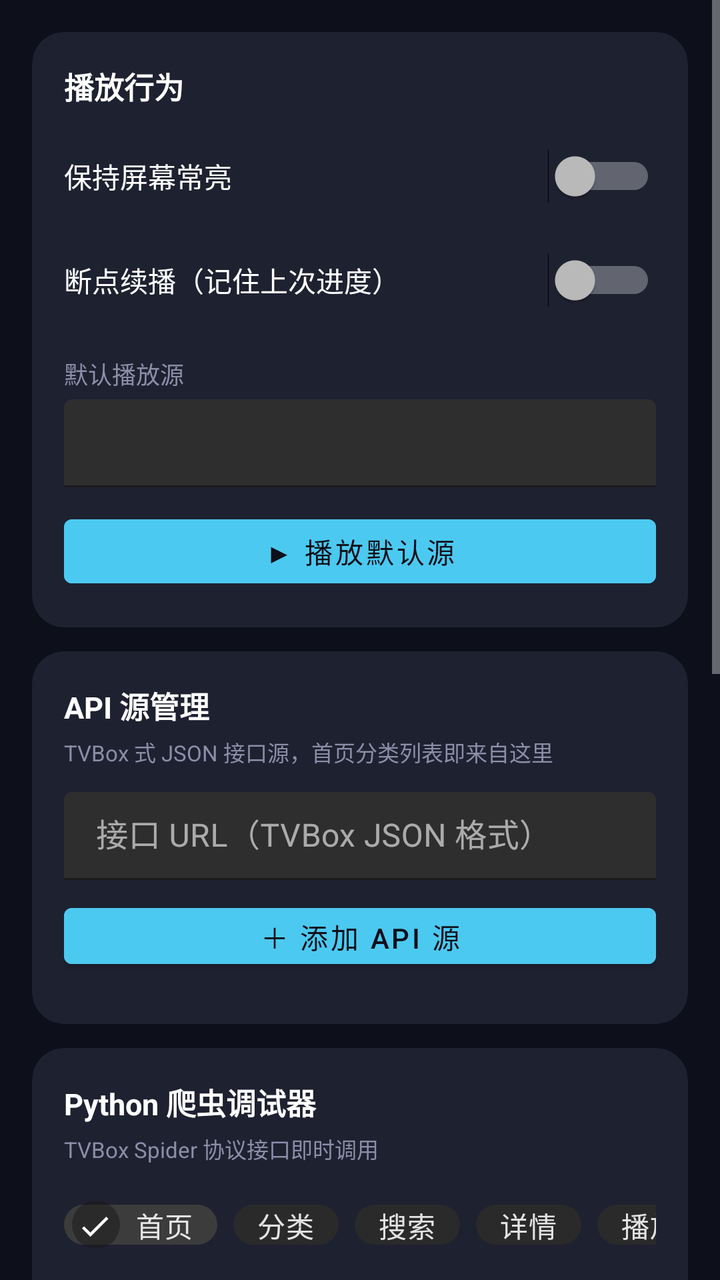
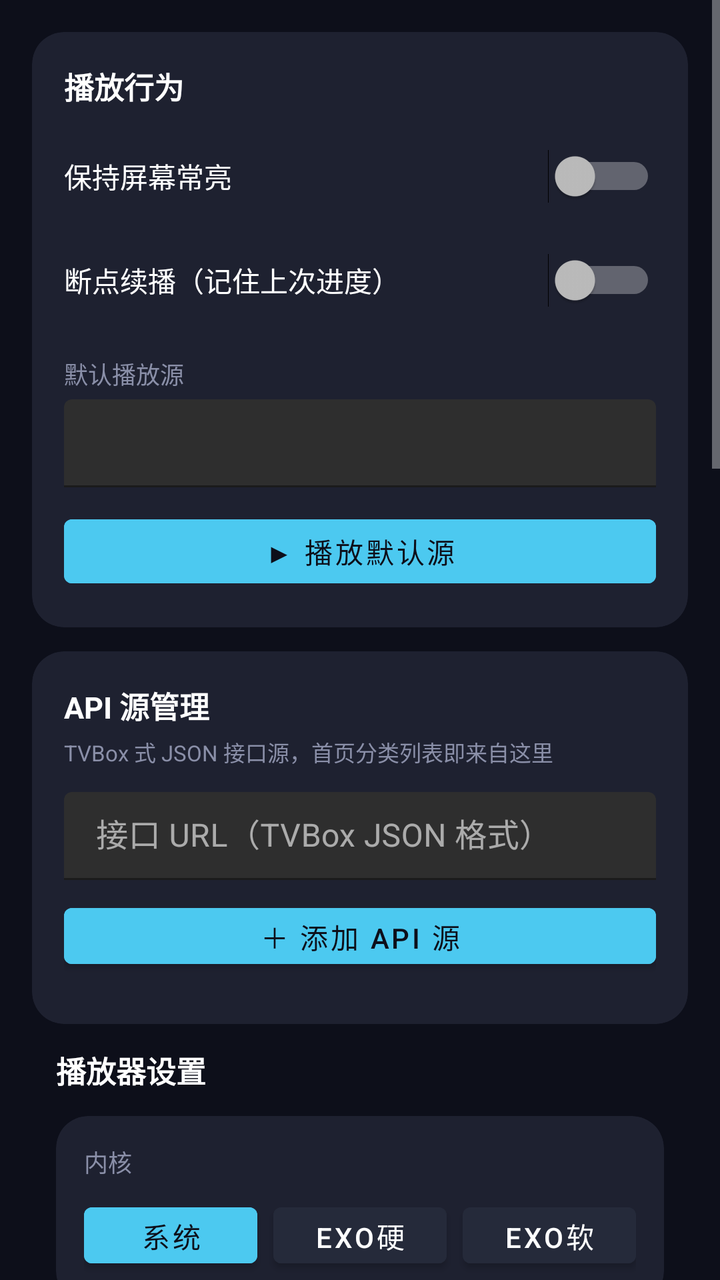

The first picture is an Android layout as it rendered before a commit; the second is the same layout after the commit. The layout source and the unified diff follow.
<!-- AndroidManifest.xml: application theme Theme.PymediaBox -->
<!-- res/layout/fragment_settings.xml -->
<?xml version="1.0" encoding="utf-8"?>
<ScrollView xmlns:android="http://schemas.android.com/apk/res/android"
    xmlns:app="http://schemas.android.com/apk/res-auto"
    android:layout_width="match_parent"
    android:layout_height="match_parent"
    android:fillViewport="true">

    <LinearLayout
        android:layout_width="match_parent"
        android:layout_height="wrap_content"
        android:orientation="vertical"
        android:padding="16dp">

        
        <com.google.android.material.card.MaterialCardView
            android:layout_width="match_parent"
            android:layout_height="wrap_content"
            app:cardBackgroundColor="@color/card_bg"
            app:cardCornerRadius="16dp"
            app:cardElevation="0dp">

            <LinearLayout
                android:layout_width="match_parent"
                android:layout_height="wrap_content"
                android:orientation="vertical"
                android:padding="16dp">

                <TextView
                    android:layout_width="match_parent"
                    android:layout_height="wrap_content"
                    android:text="播放行为"
                    android:textColor="@color/white"
                    android:textSize="15sp"
                    android:textStyle="bold" />

                <Switch
                    android:id="@+id/switch_keep_screen"
                    android:layout_width="match_parent"
                    android:layout_height="52dp"
                    android:layout_marginTop="8dp"
                    android:paddingStart="0dp"
                    android:text="保持屏幕常亮"
                    android:textColor="@color/white" />

                <Switch
                    android:id="@+id/switch_resume"
                    android:layout_width="match_parent"
                    android:layout_height="52dp"
                    android:text="断点续播（记住上次进度）"
                    android:textColor="@color/white" />

                <TextView
                    android:layout_width="match_parent"
                    android:layout_height="wrap_content"
                    android:layout_marginTop="12dp"
                    android:text="默认播放源"
                    android:textColor="@color/text_secondary"
                    android:textSize="12sp" />

                <com.google.android.material.textfield.TextInputLayout
                    android:layout_width="match_parent"
                    android:layout_height="wrap_content"
                    android:layout_marginTop="4dp"
                    app:boxStrokeColor="@color/accent">

                    <com.google.android.material.textfield.TextInputEditText
                        android:id="@+id/et_default_url"
                        android:layout_width="match_parent"
                        android:layout_height="44dp"
                        android:inputType="textUri"
                        android:singleLine="true"
                        android:textColor="@color/white"
                        android:textColorHint="@color/text_secondary" />
                </com.google.android.material.textfield.TextInputLayout>

                <com.google.android.material.button.MaterialButton
                    android:id="@+id/btn_play_default"
                    android:layout_width="match_parent"
                    android:layout_height="44dp"
                    android:layout_marginTop="10dp"
                    android:text="▶ 播放默认源"
                    android:backgroundTint="@color/accent"
                    android:textColor="@color/black" />
            </LinearLayout>
        </com.google.android.material.card.MaterialCardView>

        
        <com.google.android.material.card.MaterialCardView
            android:layout_width="match_parent"
            android:layout_height="wrap_content"
            android:layout_marginTop="12dp"
            app:cardBackgroundColor="@color/card_bg"
            app:cardCornerRadius="16dp"
            app:cardElevation="0dp">

            <LinearLayout
                android:layout_width="match_parent"
                android:layout_height="wrap_content"
                android:orientation="vertical"
                android:padding="16dp">

                <TextView
                    android:layout_width="match_parent"
                    android:layout_height="wrap_content"
                    android:text="API 源管理"
                    android:textColor="@color/white"
                    android:textSize="15sp"
                    android:textStyle="bold" />

                <TextView
                    android:layout_width="match_parent"
                    android:layout_height="wrap_content"
                    android:layout_marginTop="4dp"
                    android:text="TVBox 式 JSON 接口源，首页分类列表即来自这里"
                    android:textColor="@color/text_secondary"
                    android:textSize="11sp" />

                <com.google.android.material.textfield.TextInputLayout
                    android:layout_width="match_parent"
                    android:layout_height="wrap_content"
                    android:layout_marginTop="12dp"
                    android:hint="@string/label_src_hint"
                    app:boxStrokeColor="@color/accent">

                    <com.google.android.material.textfield.TextInputEditText
                        android:id="@+id/et_new_source_url"
                        android:layout_width="match_parent"
                        android:layout_height="44dp"
                        android:inputType="textUri"
                        android:singleLine="true"
                        android:textColor="@color/white"
                        android:textColorHint="@color/text_secondary" />
                </com.google.android.material.textfield.TextInputLayout>

                <com.google.android.material.button.MaterialButton
                    android:id="@+id/btn_add_source"
                    android:layout_width="match_parent"
                    android:layout_height="40dp"
                    android:layout_marginTop="8dp"
                    android:text="＋ 添加 API 源"
                    android:backgroundTint="@color/accent"
                    android:textColor="@color/black" />

                <androidx.recyclerview.widget.RecyclerView
                    android:id="@+id/recycler_sources"
                    android:layout_width="match_parent"
                    android:layout_height="wrap_content"
                    android:layout_marginTop="8dp" />
            </LinearLayout>
        </com.google.android.material.card.MaterialCardView>

        
        <com.google.android.material.card.MaterialCardView
            android:layout_width="match_parent"
            android:layout_height="wrap_content"
            android:layout_marginTop="12dp"
            app:cardBackgroundColor="@color/card_bg"
            app:cardCornerRadius="16dp"
            app:cardElevation="0dp">

            <LinearLayout
                android:layout_width="match_parent"
                android:layout_height="wrap_content"
                android:orientation="vertical"
                android:padding="16dp">

                <TextView
                    android:layout_width="match_parent"
                    android:layout_height="wrap_content"
                    android:text="Python 爬虫调试器"
                    android:textColor="@color/white"
                    android:textSize="15sp"
                    android:textStyle="bold" />

                <TextView
                    android:layout_width="match_parent"
                    android:layout_height="wrap_content"
                    android:layout_marginTop="4dp"
                    android:text="TVBox Spider 协议接口即时调用"
                    android:textColor="@color/text_secondary"
                    android:textSize="11sp" />

                <com.google.android.material.chip.ChipGroup
                    android:id="@+id/chip_methods"
                    android:layout_width="match_parent"
                    android:layout_height="wrap_content"
                    android:layout_marginTop="12dp"
                    app:singleLine="true">

                    <com.google.android.material.chip.Chip
                        android:id="@+id/chip_home"
                        android:layout_width="wrap_content"
                        android:layout_height="36dp"
                        android:checkable="true"
                        android:checked="true"
                        android:text="首页" />

                    <com.google.android.material.chip.Chip
                        android:id="@+id/chip_category"
                        android:layout_width="wrap_content"
                        android:layout_height="36dp"
                        android:checkable="true"
                        android:text="分类" />

                    <com.google.android.material.chip.Chip
                        android:id="@+id/chip_search"
                        android:layout_width="wrap_content"
                        android:layout_height="36dp"
                        android:checkable="true"
                        android:text="搜索" />

                    <com.google.android.material.chip.Chip
                        android:id="@+id/chip_detail"
                        android:layout_width="wrap_content"
                        android:layout_height="36dp"
                        android:checkable="true"
                        android:text="详情" />

                    <com.google.android.material.chip.Chip
                        android:id="@+id/chip_player"
                        android:layout_width="wrap_content"
                        android:layout_height="36dp"
                        android:checkable="true"
                        android:text="播放器" />
                </com.google.android.material.chip.ChipGroup>

                <LinearLayout
                    android:layout_width="match_parent"
                    android:layout_height="wrap_content"
                    android:layout_marginTop="10dp"
                    android:orientation="horizontal">

                    <com.google.android.material.textfield.TextInputLayout
                        android:layout_width="0dp"
                        android:layout_height="44dp"
                        android:layout_weight="1"
                        android:hint="参数（分类号 / 关键词 / ID）"
                        app:boxStrokeColor="@color/accent">

                        <com.google.android.material.textfield.TextInputEditText
                            android:id="@+id/et_param"
                            android:layout_width="match_parent"
                            android:layout_height="44dp"
                            android:inputType="text"
                            android:singleLine="true"
                            android:textColor="@color/white"
                            android:textColorHint="@color/text_secondary" />
                    </com.google.android.material.textfield.TextInputLayout>

                    <com.google.android.material.button.MaterialButton
                        android:id="@+id/btn_run"
                        android:layout_width="80dp"
                        android:layout_height="44dp"
                        android:layout_marginStart="8dp"
                        android:text="运行"
                        android:backgroundTint="@color/accent"
                        android:textColor="@color/black" />
                </LinearLayout>

                <TextView
                    android:layout_width="match_parent"
                    android:layout_height="wrap_content"
                    android:layout_marginTop="12dp"
                    android:text="响应结果"
                    android:textColor="@color/text_secondary"
                    android:textSize="11sp" />

                <TextView
                    android:id="@+id/tv_result"
                    android:layout_width="match_parent"
                    android:layout_height="wrap_content"
                    android:layout_marginTop="6dp"
                    android:background="@color/black"
                    android:fontFamily="monospace"
                    android:maxLines="8"
                    android:padding="10dp"
                    android:text="选择接口并点击「运行」查看响应"
                    android:textColor="@color/text_secondary"
                    android:textSize="11sp" />
            </LinearLayout>
        </com.google.android.material.card.MaterialCardView>

        
        <com.google.android.material.card.MaterialCardView
            android:layout_width="match_parent"
            android:layout_height="wrap_content"
            android:layout_marginTop="12dp"
            app:cardBackgroundColor="@color/card_bg"
            app:cardCornerRadius="16dp"
            app:cardElevation="0dp">

            <LinearLayout
                android:layout_width="match_parent"
                android:layout_height="wrap_content"
                android:orientation="vertical"
                android:padding="16dp">

                <TextView
                    android:layout_width="match_parent"
                    android:layout_height="wrap_content"
                    android:text="本地媒体"
                    android:textColor="@color/white"
                    android:textSize="15sp"
                    android:textStyle="bold" />

                <com.google.android.material.button.MaterialButton
                    android:id="@+id/btn_scan_local"
                    android:layout_width="match_parent"
                    android:layout_height="44dp"
                    android:layout_marginTop="12dp"
                    android:text="📂 扫描本地视频"
                    android:backgroundTint="@color/black"
                    android:textColor="@color/white" />

                <TextView
                    android:layout_width="match_parent"
                    android:layout_height="wrap_content"
                    android:layout_marginTop="8dp"
                    android:text="视频请放到 /sdcard/Android/data/com.pymediabox.app/files/Movies"
                    android:textColor="@color/text_secondary"
                    android:textSize="11sp" />
            </LinearLayout>
        </com.google.android.material.card.MaterialCardView>

        
        <com.google.android.material.card.MaterialCardView
            android:layout_width="match_parent"
            android:layout_height="wrap_content"
            android:layout_marginTop="12dp"
            app:cardBackgroundColor="@color/card_bg"
            app:cardCornerRadius="16dp"
            app:cardElevation="0dp">

            <LinearLayout
                android:layout_width="match_parent"
                android:layout_height="wrap_content"
                android:orientation="vertical"
                android:padding="16dp">

                <TextView
                    android:layout_width="match_parent"
                    android:layout_height="wrap_content"
                    android:text="数据管理"
                    android:textColor="@color/white"
                    android:textSize="15sp"
                    android:textStyle="bold" />

                <com.google.android.material.button.MaterialButton
                    android:id="@+id/btn_clear_history"
                    android:layout_width="match_parent"
                    android:layout_height="44dp"
                    android:layout_marginTop="12dp"
                    android:text="清除播放历史 / 收藏 / 断点"
                    android:backgroundTint="@color/black"
                    android:textColor="#FF6B6B" />
            </LinearLayout>
        </com.google.android.material.card.MaterialCardView>

        
        <com.google.android.material.card.MaterialCardView
            android:layout_width="match_parent"
            android:layout_height="wrap_content"
            android:layout_marginTop="12dp"
            android:layout_marginBottom="16dp"
            app:cardBackgroundColor="@color/card_bg"
            app:cardCornerRadius="16dp"
            app:cardElevation="0dp">

            <LinearLayout
                android:layout_width="match_parent"
                android:layout_height="wrap_content"
                android:orientation="vertical"
                android:padding="16dp">

                <TextView
                    android:layout_width="match_parent"
                    android:layout_height="wrap_content"
                    android:text="@string/lbl_about"
                    android:textColor="@color/white"
                    android:textSize="15sp"
                    android:textStyle="bold" />

                <TextView
                    android:layout_width="match_parent"
                    android:layout_height="wrap_content"
                    android:layout_marginTop="8dp"
                    android:text="@string/about_body"
                    android:textColor="@color/text_secondary"
                    android:textSize="12sp" />

                <TextView
                    android:id="@+id/tv_settings_version"
                    android:layout_width="match_parent"
                    android:layout_height="wrap_content"
                    android:layout_marginTop="8dp"
                    android:textColor="@color/text_secondary"
                    android:textSize="11sp" />
            </LinearLayout>
        </com.google.android.material.card.MaterialCardView>
    </LinearLayout>
</ScrollView>
<!-- resources referenced by this layout -->
<resources>
  <color name="accent">#FF4CC9F0</color>
  <color name="black">#FF0D0F1A</color>
  <color name="card_bg">#FF1E2130</color>
  <color name="text_secondary">#FF8A8FA8</color>
  <color name="white">#FFFFFFFF</color>
  <string name="about_body">PyMediaBox：参照 TVBoxOS + Chaquopy 设计，\n支持 Python 爬虫解析源与影音播放。</string>
  <string name="label_src_hint">接口 URL（TVBox JSON 格式）</string>
  <string name="lbl_about">关于</string>
  <style name="Theme.PymediaBox" parent="Theme.MaterialComponents.NoActionBar">
          <item name="colorPrimary">@color/primary</item>
          <item name="colorSecondary">@color/accent</item>
          <item name="colorAccent">@color/accent</item>
          <item name="android:windowBackground">@color/black</item>
          <item name="android:statusBarColor">@color/black</item>
          <item name="android:navigationBarColor">@color/black</item>
      </style>
  <color name="primary">#FF1A1A2E</color>
</resources>

<!-- the commit's change to res/layout/fragment_settings.xml (unified diff, before → after) -->
@@ -150,6 +150,13 @@
         </com.google.android.material.card.MaterialCardView>
 
         
+        <include
+            android:id="@+id/include_player_config"
+            layout="@layout/card_player_config"
+            android:layout_width="match_parent"
+            android:layout_height="wrap_content" />
+
+        
         <com.google.android.material.card.MaterialCardView
             android:layout_width="match_parent"
             android:layout_height="wrap_content"
@@ -399,3 +406,284 @@
         </com.google.android.material.card.MaterialCardView>
     </LinearLayout>
 </ScrollView>
+<!-- res/layout/card_player_config.xml (included above) -->
+<?xml version="1.0" encoding="utf-8"?>
+<LinearLayout xmlns:android="http://schemas.android.com/apk/res/android"
+    xmlns:app="http://schemas.android.com/apk/res-auto"
+    android:layout_width="match_parent"
+    android:layout_height="wrap_content"
+    android:orientation="vertical">
+
+    <TextView
+        android:layout_width="match_parent"
+        android:layout_height="wrap_content"
+        android:layout_margin="12dp"
+        android:layout_marginTop="0dp"
+        android:text="播放器设置"
+        android:textColor="@color/white"
+        android:textSize="15sp"
+        android:textStyle="bold" />
+
+    
+    <com.google.android.material.card.MaterialCardView
+        android:layout_width="match_parent"
+        android:layout_height="wrap_content"
+        android:layout_marginStart="12dp"
+        android:layout_marginEnd="12dp"
+        android:layout_marginBottom="8dp"
+        app:cardBackgroundColor="@color/card_bg"
+        app:cardCornerRadius="16dp"
+        app:cardElevation="0dp">
+
+        <LinearLayout
+            android:layout_width="match_parent"
+            android:layout_height="wrap_content"
+            android:orientation="vertical"
+            android:padding="14dp">
+
+            <TextView
+                android:layout_width="match_parent"
+                android:layout_height="wrap_content"
+                android:text="内核"
+                android:textColor="@color/text_secondary"
+                android:textSize="12sp" />
+
+            <LinearLayout
+                android:layout_width="match_parent"
+                android:layout_height="wrap_content"
+                android:layout_marginTop="8dp"
+                android:orientation="horizontal">
+
+                <com.google.android.material.button.MaterialButton
+                    android:id="@+id/btn_kernel_0"
+                    android:layout_width="0dp"
+                    android:layout_height="40dp"
+                    android:layout_weight="1"
+                    android:layout_marginEnd="4dp"
+                    android:text="系统"
+                    android:backgroundTint="@color/accent"
+                    android:textColor="@color/black" />
+
+                <com.google.android.material.button.MaterialButton
+                    android:id="@+id/btn_kernel_1"
+                    android:layout_width="0dp"
+                    android:layout_height="40dp"
+                    android:layout_weight="1"
+                    android:layout_marginStart="4dp"
+                    android:layout_marginEnd="4dp"
+                    android:text="EXO硬解"
+                    android:backgroundTint="@color/card_bg_2"
+                    android:textColor="@color/white" />
+
+                <com.google.android.material.button.MaterialButton
+                    android:id="@+id/btn_kernel_2"
+                    android:layout_width="0dp"
+                    android:layout_height="40dp"
+                    android:layout_weight="1"
+                    android:layout_marginStart="4dp"
+                    android:text="EXO软解"
+                    android:backgroundTint="@color/card_bg_2"
+                    android:textColor="@color/white" />
+            </LinearLayout>
+        </LinearLayout>
+    </com.google.android.material.card.MaterialCardView>
+
+    
+    <com.google.android.material.card.MaterialCardView
+        android:layout_width="match_parent"
+        android:layout_height="wrap_content"
+        android:layout_marginStart="12dp"
+        android:layout_marginEnd="12dp"
+        android:layout_marginBottom="8dp"
+        app:cardBackgroundColor="@color/card_bg"
+        app:cardCornerRadius="16dp"
+        app:cardElevation="0dp">
+
+        <LinearLayout
+            android:layout_width="match_parent"
+            android:layout_height="wrap_content"
+            android:orientation="vertical"
+            android:padding="14dp">
+
+            <TextView
+                android:layout_width="match_parent"
+                android:layout_height="wrap_content"
+                android:text="画面缩放"
+                android:textColor="@color/text_secondary"
+                android:textSize="12sp" />
+
+            <com.google.android.material.chip.ChipGroup
+                android:id="@+id/chip_scale"
+                android:layout_width="match_parent"
+                android:layout_height="wrap_content"
+                android:layout_marginTop="8dp"
+                app:singleLine="false">
+
+                <com.google.android.material.chip.Chip
+                    android:id="@+id/chip_scale_0"
+                    android:layout_width="wrap_content"
+                    android:layout_height="34dp"
+                    android:checkable="true"
+                    android:checked="true"
+                    android:text="默认" />
+
+                <com.google.android.material.chip.Chip
+                    android:layout_width="wrap_content"
+                    android:layout_height="34dp"
+                    android:checkable="true"
+                    android:text="16:9" />
+
+                <com.google.android.material.chip.Chip
+                    android:layout_width="wrap_content"
+                    android:layout_height="34dp"
+                    android:checkable="true"
+                    android:text="4:3" />
+
+                <com.google.android.material.chip.Chip
+                    android:layout_width="wrap_content"
+                    android:layout_height="34dp"
+                    android:checkable="true"
+                    android:text="填充" />
+
+                <com.google.android.material.chip.Chip
+                    android:layout_width="wrap_content"
+                    android:layout_height="34dp"
+                    android:checkable="true"
+                    android:text="原始" />
+
+                <com.google.android.material.chip.Chip
+                    android:layout_width="wrap_content"
+                    android:layout_height="34dp"
+                    android:checkable="true"
+                    android:text="剪裁" />
+            </com.google.android.material.chip.ChipGroup>
+        </LinearLayout>
+    </com.google.android.material.card.MaterialCardView>
+
+    
+    <com.google.android.material.card.MaterialCardView
+        android:layout_width="match_parent"
+        android:layout_height="wrap_content"
+        android:layout_marginStart="12dp"
+        android:layout_marginEnd="12dp"
+        android:layout_marginBottom="8dp"
+        app:cardBackgroundColor="@color/card_bg"
+        app:cardCornerRadius="16dp"
+        app:cardElevation="0dp">
+
+        <LinearLayout
+            android:layout_width="match_parent"
+            android:layout_height="wrap_content"
+            android:orientation="vertical"
+            android:padding="14dp">
+
+            <TextView
+                android:layout_width="match_parent"
+                android:layout_height="wrap_content"
+                android:text="超时换源（秒）"
+                android:textColor="@color/text_secondary"
+                android:textSize="12sp" />
+
+            <com.google.android.material.chip.ChipGroup
+                android:id="@+id/chip_timeout"
+                android:layout_width="match_parent"
+                android:layout_height="wrap_content"
+                android:layout_marginTop="8dp"
+                app:singleLine="true">
+
+                <com.google.android.material.chip.Chip
+                    android:layout_width="wrap_content"
+                    android:layout_height="34dp"
+                    android:checkable="true"
+                    android:text="5" />
+
+                <com.google.android.material.chip.Chip
+                    android:layout_width="wrap_content"
+                    android:layout_height="34dp"
+                    android:checkable="true"
+                    android:text="10" />
+
+                <com.google.android.material.chip.Chip
+                    android:layout_width="wrap_content"
+                    android:layout_height="34dp"
+                    android:checkable="true"
+                    android:text="20" />
+
+                <com.google.android.material.chip.Chip
+                    android:layout_width="wrap_content"
+                    android:layout_height="34dp"
+                    android:checkable="true"
+                    android:checked="true"
+                    android:text="30" />
+            </com.google.android.material.chip.ChipGroup>
+        </LinearLayout>
+    </com.google.android.material.card.MaterialCardView>
+
+    
+    <com.google.android.material.card.MaterialCardView
+        android:layout_width="match_parent"
+        android:layout_height="wrap_content"
+        android:layout_marginStart="12dp"
+        android:layout_marginEnd="12dp"
+        android:layout_marginBottom="12dp"
+        app:cardBackgroundColor="@color/card_bg"
+        app:cardCornerRadius="16dp"
+        app:cardElevation="0dp">
+
+        <LinearLayout
+            android:layout_width="match_parent"
+            android:layout_height="wrap_content"
+            android:orientation="vertical"
+            android:padding="14dp">
+
+            <TextView
+                android:layout_width="match_parent"
+                android:layout_height="wrap_content"
+                android:text="高级设置"
+                android:textColor="@color/text_secondary"
+                android:textSize="12sp" />
+
+            <LinearLayout
+                android:layout_width="match_parent"
+                android:layout_height="wrap_content"
+                android:layout_marginTop="8dp"
+                android:orientation="horizontal">
+
+                <com.google.android.material.textfield.TextInputLayout
+                    android:layout_width="0dp"
+                    android:layout_height="44dp"
+                    android:layout_weight="1"
+                    android:hint="搜索线程"
+                    app:boxStrokeColor="@color/accent">
+
+                    <com.google.android.material.textfield.TextInputEditText
+                        android:id="@+id/et_threads"
+                        android:layout_width="match_parent"
+                        android:layout_height="44dp"
+                        android:inputType="number"
+                        android:maxLines="1"
+                        android:textColor="@color/white"
+                        android:textColorHint="@color/text_secondary" />
+                </com.google.android.material.textfield.TextInputLayout>
+
+                <com.google.android.material.button.MaterialButton
+                    android:id="@+id/btn_save_config"
+                    android:layout_width="110dp"
+                    android:layout_height="44dp"
+                    android:layout_marginStart="8dp"
+                    android:text="保存"
+                    android:backgroundTint="@color/accent"
+                    android:textColor="@color/black" />
+            </LinearLayout>
+
+            <com.google.android.material.button.MaterialButton
+                android:id="@+id/btn_reset_config"
+                android:layout_width="match_parent"
+                android:layout_height="40dp"
+                android:layout_marginTop="10dp"
+                android:text="恢复默认"
+                android:backgroundTint="@color/card_bg_2"
+                android:textColor="@color/white" />
+        </LinearLayout>
+    </com.google.android.material.card.MaterialCardView>
+</LinearLayout>
<!-- resource entries referenced after the edit -->
@@ -3,6 +3,7 @@
   <color name="accent">#FF4CC9F0</color>
   <color name="black">#FF0D0F1A</color>
   <color name="card_bg">#FF1E2130</color>
+  <color name="card_bg_2">#FF252A3A</color>
   <color name="text_secondary">#FF8A8FA8</color>
   <color name="white">#FFFFFFFF</color>
   <string name="about_body">PyMediaBox：参照 TVBoxOS + Chaquopy 设计，\n支持 Python 爬虫解析源与影音播放。</string>
